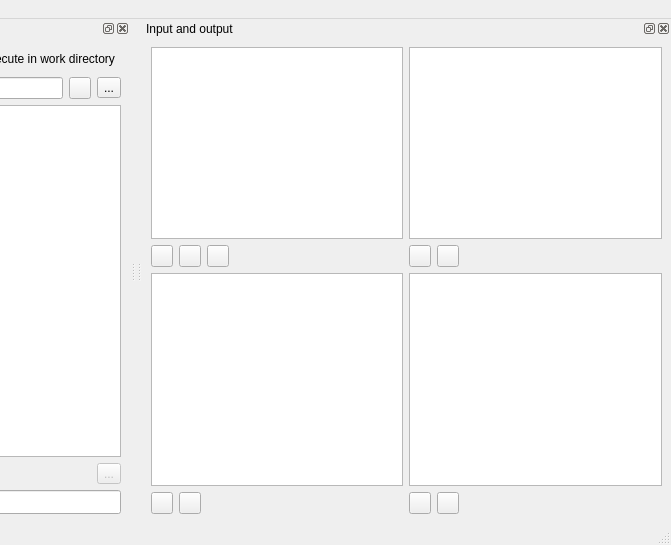
Before: the Qt Designer form spine_items/tool/ui/tool_specification_form.ui in spine-tools/spine-items, drawn with Qt 5; both pictures show x 320 to 991 and y 0 to 545 of the 991 by 545 pixel window.
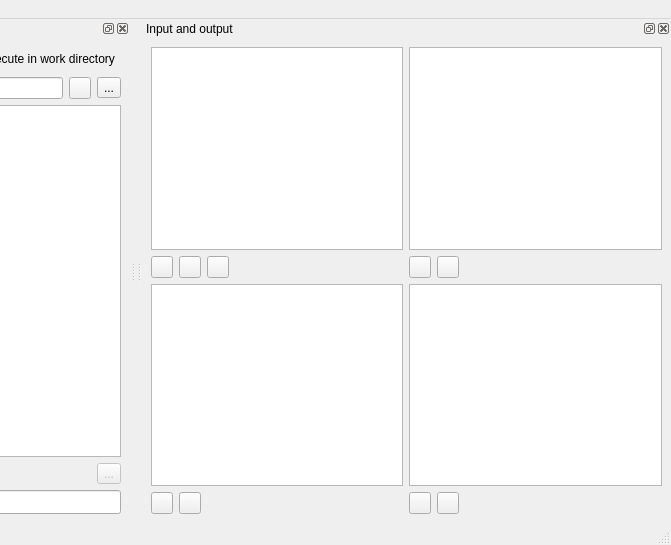
After: the same form once the commit is applied. Icons and pictures are not drawn. Custom widgets are drawn as their Qt base class.

Commit message:
Fix DataTransformer.item_dict()
It was corrupting projects when saving without setting a spec for the DT

Also, fix Tool Spec editor max sizes and size policies.

What changed in the file:
```diff
--- a/spine_items/tool/ui/tool_specification_form.ui
+++ b/spine_items/tool/ui/tool_specification_form.ui
@@ -315,18 +315,6 @@
        </property>
        <item>
         <widget class="SourcesTreeView" name="treeView_programfiles">
-         <property name="sizePolicy">
-          <sizepolicy hsizetype="Expanding" vsizetype="Preferred">
-           <horstretch>0</horstretch>
-           <verstretch>0</verstretch>
-          </sizepolicy>
-         </property>
-         <property name="maximumSize">
-          <size>
-           <width>16777215</width>
-           <height>200</height>
-          </size>
-         </property>
          <property name="font">
           <font>
            <pointsize>10</pointsize>
@@ -482,18 +470,6 @@
        </property>
        <item>
         <widget class="CustomTreeView" name="treeView_inputfiles">
-         <property name="sizePolicy">
-          <sizepolicy hsizetype="Expanding" vsizetype="Preferred">
-           <horstretch>0</horstretch>
-           <verstretch>0</verstretch>
-          </sizepolicy>
-         </property>
-         <property name="maximumSize">
-          <size>
-           <width>16777215</width>
-           <height>500</height>
-          </size>
-         </property>
          <property name="font">
           <font>
            <pointsize>10</pointsize>
@@ -626,12 +602,6 @@
        </property>
        <item>
         <widget class="CustomTreeView" name="treeView_outputfiles">
-         <property name="maximumSize">
-          <size>
-           <width>16777215</width>
-           <height>500</height>
-          </size>
-         </property>
          <property name="font">
           <font>
            <pointsize>10</pointsize>
@@ -758,12 +728,6 @@
        </property>
        <item>
         <widget class="CustomTreeView" name="treeView_inputfiles_opt">
-         <property name="maximumSize">
-          <size>
-           <width>16777215</width>
-           <height>500</height>
-          </size>
-         </property>
          <property name="font">
           <font>
            <pointsize>10</pointsize>
```
The commit also changes 2 other files.
